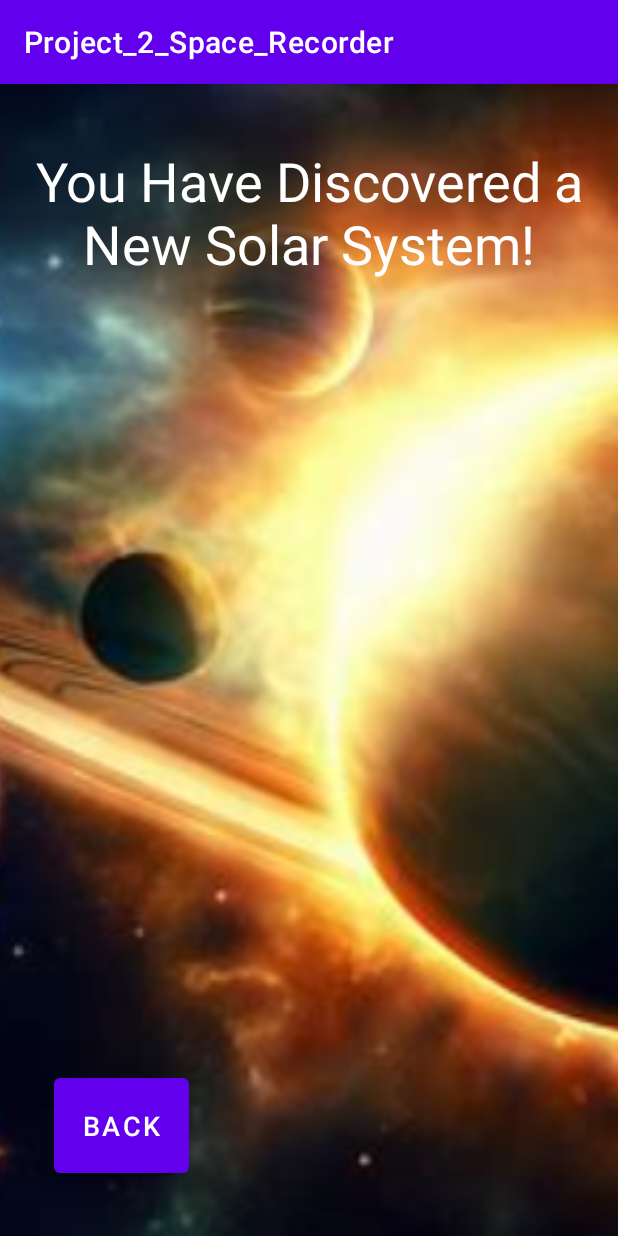
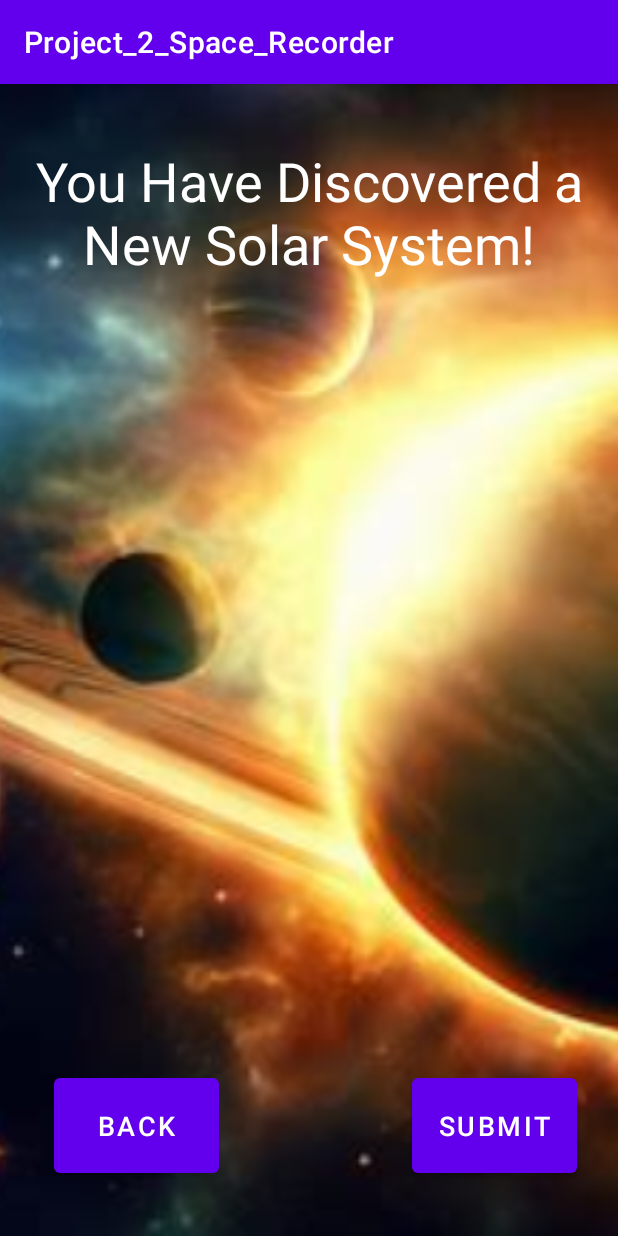
Before and after one commit to TomasDiazWahl/Project_2_Space_Recorder, an Android app: the CreateNewSolarSystemActivity screen opened directly, with no data from a screen before it, on a phone screen of 412 x 824 dp. Run offline under Robolectric (Android 15) with nearby library versions, the phone set to English and light mode, and no system bars; our stand-ins replace Room's generated code; 1 statement that could not run was skipped.

Commit message:
Added Submit button to solar system activity

```diff
--- a/app/src/main/res/layout/activity_adminmenu.xml
+++ b/app/src/main/res/layout/activity_adminmenu.xml
@@ -3,7 +3,8 @@
     xmlns:app="http://schemas.android.com/apk/res-auto"
     xmlns:tools="http://schemas.android.com/tools"
     android:layout_width="match_parent"
-    android:layout_height="match_parent">
+    android:layout_height="match_parent"
+    android:orientation="vertical">
 
     <LinearLayout
         android:layout_width="match_parent"
--- a/app/src/main/res/layout/activity_create_solar_system.xml
+++ b/app/src/main/res/layout/activity_create_solar_system.xml
@@ -15,7 +15,7 @@
         app:layout_constraintHorizontal_bias="0.0"
         app:layout_constraintStart_toStartOf="parent"
         app:layout_constraintTop_toTopOf="parent"
-        app:layout_constraintVertical_bias="0.0" />
+        app:layout_constraintVertical_bias="1.0" />
 
     <TextView
         android:id="@+id/new_planet_message"
@@ -33,7 +33,7 @@
 
     <Button
         android:id="@+id/button_back"
-        android:layout_width="90dp"
+        android:layout_width="110dp"
         android:layout_height="75dp"
         android:layout_marginStart="36dp"
         android:layout_marginBottom="36dp"
@@ -43,4 +43,17 @@
         app:layout_constraintBottom_toBottomOf="parent"
         app:layout_constraintStart_toStartOf="parent" />
 
+    <Button
+        android:id="@+id/button_submit"
+        android:layout_width="110dp"
+        android:layout_height="75dp"
+        android:layout_marginBottom="36dp"
+        android:gravity="center"
+        android:text="@string/submit"
+        android:textSize="18sp"
+        app:layout_constraintBottom_toBottomOf="parent"
+        app:layout_constraintEnd_toEndOf="parent"
+        app:layout_constraintHorizontal_bias="0.909"
+        app:layout_constraintStart_toStartOf="parent" />
+
 </androidx.constraintlayout.widget.ConstraintLayout>
--- a/app/src/main/res/layout/activity_super_secret.xml
+++ b/app/src/main/res/layout/activity_super_secret.xml
@@ -3,7 +3,8 @@
     xmlns:app="http://schemas.android.com/apk/res-auto"
     xmlns:tools="http://schemas.android.com/tools"
     android:layout_width="match_parent"
-    android:layout_height="match_parent">
+    android:layout_height="match_parent"
+    android:orientation="horizontal">
 
     <ImageView
         android:id="@+id/imageView"
--- a/app/src/main/res/values/strings.xml
+++ b/app/src/main/res/values/strings.xml
@@ -41,5 +41,6 @@
     <string name="discovered_solar_system">You Have Discovered a New Solar System!</string>
     <string name="you_have_discovered_a_new_galaxy">You Have Discovered a New Galaxy!</string>
     <string name="back_button">BACK</string>
+    <string name="submit">Submit</string>
 
 </resources>
```
Also changed, not shown: app/src/main/java/com/example/project_2_space_recorder/AdminMenuActivity.java (+0 -8 lines).
